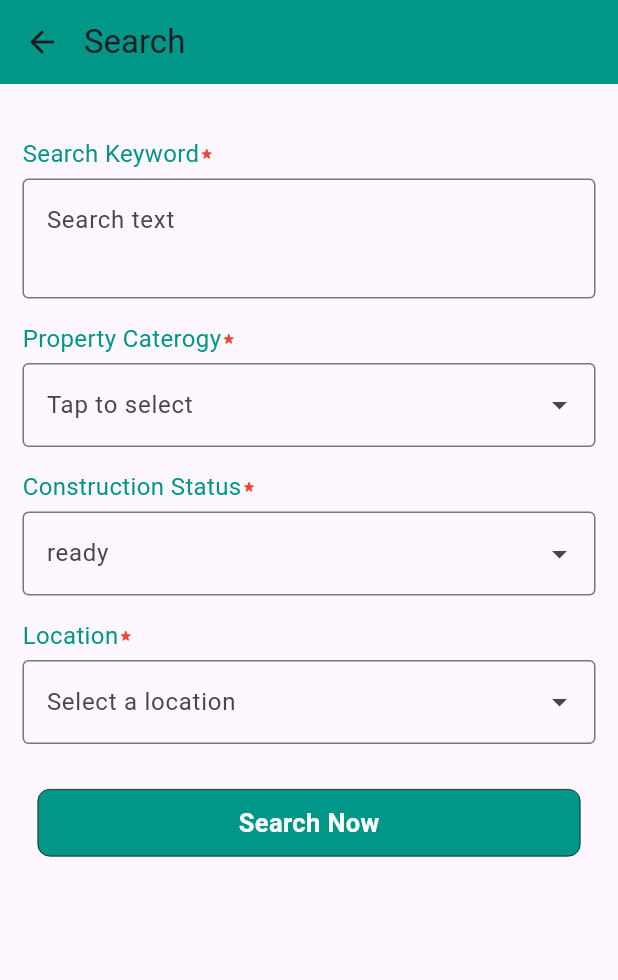
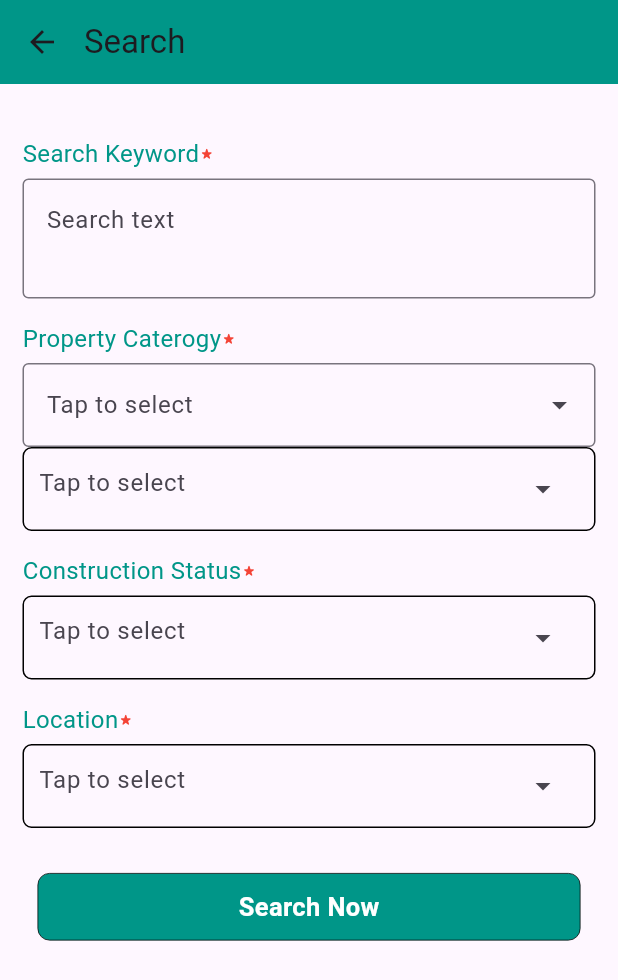
Before and after one commit to universeit12/Finca-property2, a Flutter app: the SearchPage screen opened directly, on a phone screen of 412 x 824 dp. Shown: the top 980 px of the screen. Run offline on Flutter 3.47's test engine with Material 3 defaults, Android fonts, the light colour scheme and no system bars; drawn by our look-alikes of dropdown_textfield; our stand-ins replace animated_text_kit, another_carousel_pro, fluttertoast, get, image_picker, shared_preferences and 1 more; accounts and stored records are empty.

Commit message:
search bar design added

```diff
--- a/lib/presentation/modules/search/controller/search_controller.dart
+++ b/lib/presentation/modules/search/controller/search_controller.dart
@@ -1,10 +1 @@
 import 'package:get/get.dart';
-import 'package:get/get_state_manager/src/simple/get_controllers.dart';
-
-class PopupController extends GetxController {
-  var selectedValue = ''.obs;
-
-  void setSelectedValue(String value) {
-    selectedValue.value = value;
-  }
-}
--- /dev/null
+++ b/lib/presentation/modules/search/controller/search_dropdown_controller.dart
@@ -0,0 +1,6 @@
+import 'package:get/get.dart';
+
+class SearchDropdownController extends GetxController {
+  var statusSelectedValue = Rxn<String>();
+  var locationSelectedValue = Rxn<String>();
+}
--- a/lib/presentation/modules/search/view/search_page.dart
+++ b/lib/presentation/modules/search/view/search_page.dart
@@ -1,14 +1,18 @@
+import 'package:dropdown_textfield/dropdown_textfield.dart';
 import 'package:flutter/material.dart';
 import 'package:fluttertoast/fluttertoast.dart';
 import 'package:get/get.dart';
 import 'package:universe_it_project/widgets/custom_button.dart';
+import '../../../../widgets/custom_dropdown.dart';
 import '../../add property/controller/custom_text_icon.dart';
-import '../../add property/controller/radioController.dart';
 import '../../add property/controller/textfield_custom.dart';
+import '../controller/search_dropdown_controller.dart';
 
 class SearchPage extends StatelessWidget {
   SearchPage({super.key});
-  final OptionController controller = Get.put(OptionController());
+
+  final SearchDropdownController _controller =
+      Get.put(SearchDropdownController());
   final TextEditingController locationcontroller = TextEditingController();
   final locationformkey = GlobalKey<FormState>();
   @override
@@ -28,55 +32,91 @@ class SearchPage extends StatelessWidget {
               const CustomTextIcon(
                 text: "Search Keyword",
               ),
-              Obx(() {
-                return ReusableTextField(
-                  hintText: 'Search text',
-                  maxLines: 2,
-                  controller: TextEditingController(
-                      text: controller.selectedValue.value),
-                );
-              }),
+              const ReusableTextField(
+                hintText: 'Search text',
+                maxLines: 2,
+              ),
               //Property type
               const CustomTextIcon(
                 text: "Property Caterogy",
               ),
-              Obx(() {
-                return ReusableTextField(
-                  hintText: 'Tap to select',
-                  readOnly: true,
-                  controller: TextEditingController(
-                      text: controller.selectedValue.value),
-                  suffixIcon: const Icon(Icons.arrow_drop_down),
-                );
-              }),
+              const ReusableTextField(
+                hintText: 'Tap to select',
+                readOnly: true,
+                suffixIcon: Icon(Icons.arrow_drop_down),
+              ),
 
+              DropdownWidget(
+                dropDownList: const [
+                  DropDownValueModel(
+                      name: 'Apartment/Flats', value: "Apartment/Flats"),
+                  DropDownValueModel(
+                      name: 'Independent House', value: "Independent House"),
+                  DropDownValueModel(name: 'Duplex/Home', value: "Duplex/Home"),
+                  DropDownValueModel(
+                      name: 'Shop/Restaurant', value: "Shop/Restaurant"),
+                  DropDownValueModel(
+                      name: 'Office Space', value: "Office Space"),
+                  DropDownValueModel(
+                      name: 'Industrial Space', value: "Industrial Space"),
+                  DropDownValueModel(
+                      name: 'Residential Plot', value: "Residential Plot"),
+                  DropDownValueModel(
+                      name: 'Commercial Plot', value: "Commercial Plot"),
+                  DropDownValueModel(
+                      name: 'Agriculture/Firm', value: "Agriculture/Firm"),
+                ],
+                hintText: "Select an item",
+                controller: _controller,
+                enablesearch: false,
+                onchanged: (val) {
+                  _controller.statusSelectedValue.value = val.value;
+                },
+              ),
               //Constructions status
               const CustomTextIcon(
                 text: "Construction Status",
               ),
-              Obx(() {
-                return ReusableTextField(
-                  hintText: 'ready',
-                  readOnly: true,
-                  controller: TextEditingController(
-                      text: controller.selectedValue.value),
-                  suffixIcon: const Icon(Icons.arrow_drop_down),
-                );
-              }),
+              DropdownWidget(
+                dropDownList: const [
+                  DropDownValueModel(name: 'Any', value: "Any"),
+                  DropDownValueModel(name: 'Ready', value: "Ready"),
+                  DropDownValueModel(
+                      name: 'Under Construction', value: "Under Construction"),
+                  DropDownValueModel(name: 'Used', value: "Used"),
+                  DropDownValueModel(name: 'Upcomming', value: "Upcomming"),
+                  DropDownValueModel(
+                      name: 'Almost Ready', value: "Almost Ready"),
+                ],
+                hintText: "Select an item",
+                controller: _controller,
+                enablesearch: false,
+                onchanged: (val) {
+                  _controller.statusSelectedValue.value = val.value;
+                },
+              ),
               const CustomTextIcon(
                 text: "Location",
               ),
-              ReusableTextField(
-                hintText: 'Select a location',
-                readOnly: true,
-                formkey: locationformkey,
-                suffixIcon: const Icon(Icons.arrow_drop_down),
-                validation: (value) {
-                  if (value == null || value.isEmpty) {
-                    return 'Please Select a locaiton';
-                  }
-                  return null;
+
+              DropdownWidget(
+                dropDownList: const [
+                  DropDownValueModel(name: 'Dhaka', value: "Dhaka"),
+                  DropDownValueModel(name: 'Chittagong', value: "Chittagong"),
+                  DropDownValueModel(name: 'Sylhet', value: "Sylhet"),
+                  DropDownValueModel(name: 'Rajshahi', value: "Rajshahi"),
+                  DropDownValueModel(name: 'Khulna', value: "Khulna"),
+                  DropDownValueModel(name: 'Barisal', value: "Barisal"),
+                  DropDownValueModel(name: 'Rangpur', value: "Rangpur"),
+                  DropDownValueModel(name: 'Mymensingh', value: "Mymensingh"),
+                  DropDownValueModel(name: 'Jashore', value: "Jashore"),
+                  DropDownValueModel(name: 'Tangail', value: "Tangail"),
+                ],
+                hintText: "Select an item",
+                onchanged: (location) {
+                  _controller.locationSelectedValue.value = location.value;
                 },
+                controller: _controller,
               ),
               const SizedBox(
                 height: 25.0,
@@ -84,13 +124,8 @@ class SearchPage extends StatelessWidget {
               CustomButton(
                 text: "Search Now",
                 ontap: () {
-                  if (locationcontroller.text.isNotEmpty ||
-                      locationformkey.currentState!.validate()) {
-                    Fluttertoast.showToast(
-                      msg: "Send a Code",
-                    );
-                    locationcontroller.clear();
-                  }
+                  print(_controller.statusSelectedValue);
+                  print(_controller.locationSelectedValue);
                 },
               )
             ],
--- /dev/null
+++ b/lib/widgets/custom_dropdown.dart
@@ -0,0 +1,48 @@
+import 'package:dropdown_textfield/dropdown_textfield.dart';
+import 'package:flutter/material.dart';
+
+import '../presentation/modules/search/controller/search_dropdown_controller.dart';
+
+class DropdownWidget extends StatelessWidget {
+  final List<DropDownValueModel> dropDownList;
+  final String hintText;
+  final SearchDropdownController controller;
+  final enablesearch;
+  final onchanged;
+  const DropdownWidget({
+    super.key,
+    required this.dropDownList,
+    this.hintText = "Select an option",
+    required this.controller,
+    this.enablesearch,
+    this.onchanged,
+  });
+
+  @override
+  Widget build(BuildContext context) {
+    return Container(
+      padding: const EdgeInsets.symmetric(horizontal: 10.0, vertical: 3.0),
+      decoration: BoxDecoration(
+          border: Border.all(), borderRadius: BorderRadius.circular(6.0)),
+      child: DropDownTextField(
+          enableSearch: enablesearch ?? true,
+          clearOption: false,
+          searchTextStyle: const TextStyle(color: Colors.red),
+          searchDecoration: InputDecoration(
+            hintText: hintText,
+          ),
+          textFieldDecoration: const InputDecoration(
+              hintText: "Tap to select", border: InputBorder.none),
+          validator: (value) {
+            if (value == null) {
+              return "Required field";
+            } else {
+              return null;
+            }
+          },
+          dropDownItemCount: dropDownList.length,
+          dropDownList: dropDownList,
+          onChanged: onchanged),
+    );
+  }
+}
--- a/pubspec.yaml
+++ b/pubspec.yaml
@@ -46,6 +46,7 @@ dependencies:
   youtube_player_flutter:
   url_launcher: ^6.3.0
   names_launcher: ^0.0.1
+  dropdown_textfield: ^1.2.0
 
 
 
```
Also changed, not shown: pubspec.lock.
